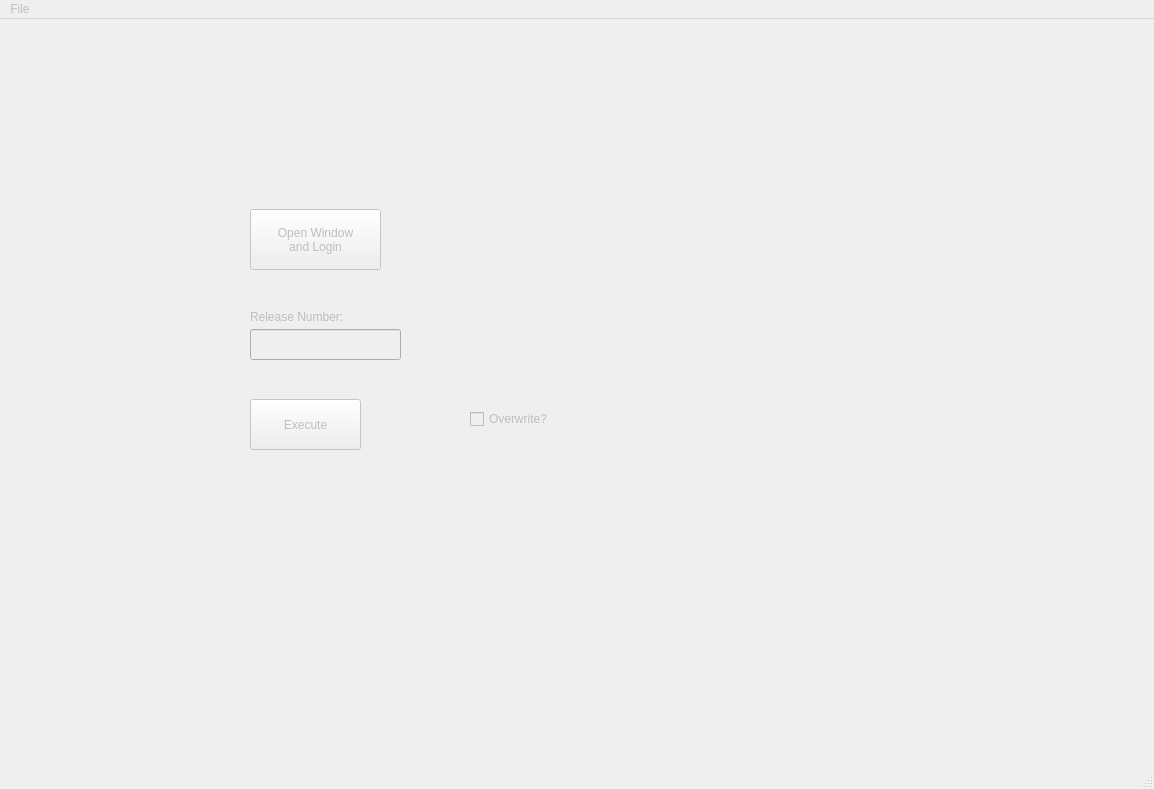
The window that believe_autofill_form.ui (IsaacYongTY/believe_autofill_form) describes before a commit, drawn with Qt 5.
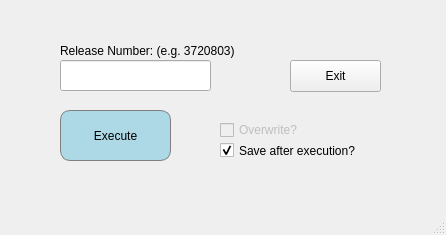
The same window after the commit.

Commit message: Added UI,exit button,error handling

```diff
--- a/believe_autofill_form.ui
+++ b/believe_autofill_form.ui
@@ -3,68 +3,57 @@
  <class>main</class>
  <widget class="QMainWindow" name="main">
   <property name="enabled">
-   <bool>false</bool>
+   <bool>true</bool>
   </property>
   <property name="geometry">
    <rect>
     <x>0</x>
     <y>0</y>
-    <width>1154</width>
-    <height>789</height>
+    <width>446</width>
+    <height>235</height>
    </rect>
   </property>
   <property name="windowTitle">
    <string>Believe Digital Autofill Form</string>
   </property>
+  <property name="autoFillBackground">
+   <bool>true</bool>
+  </property>
   <widget class="QWidget" name="centralwidget">
-   <widget class="QPushButton" name="pushButton">
+   <widget class="QLineEdit" name="release_number_input">
     <property name="geometry">
      <rect>
-      <x>250</x>
-      <y>190</y>
-      <width>131</width>
-      <height>61</height>
-     </rect>
-    </property>
-    <property name="statusTip">
-     <string/>
-    </property>
-    <property name="accessibleName">
-     <string>sas</string>
-    </property>
-    <property name="text">
-     <string>Open Window 
-and Login</string>
-    </property>
-   </widget>
-   <widget class="QLineEdit" name="lineEdit">
-    <property name="geometry">
-     <rect>
-      <x>250</x>
-      <y>310</y>
+      <x>60</x>
+      <y>60</y>
       <width>151</width>
       <height>31</height>
      </rect>
     </property>
+    <property name="text">
+     <string/>
+    </property>
    </widget>
    <widget class="QLabel" name="label">
     <property name="geometry">
      <rect>
-      <x>250</x>
-      <y>290</y>
-      <width>121</width>
-      <height>16</height>
+      <x>60</x>
+      <y>40</y>
+      <width>221</width>
+      <height>21</height>
      </rect>
     </property>
     <property name="text">
-     <string>Release Number:</string>
+     <string>Release Number: (e.g. 3720803)</string>
     </property>
    </widget>
-   <widget class="QPushButton" name="pushButton_2">
+   <widget class="QPushButton" name="push_button">
+    <property name="enabled">
+     <bool>true</bool>
+    </property>
     <property name="geometry">
      <rect>
-      <x>250</x>
-      <y>380</y>
+      <x>60</x>
+      <y>110</y>
       <width>111</width>
       <height>51</height>
      </rect>
@@ -73,17 +62,35 @@
      <string/>
     </property>
     <property name="accessibleName">
-     <string>sas</string>
+     <string/>
+    </property>
+    <property name="autoFillBackground">
+     <bool>false</bool>
+    </property>
+    <property name="styleSheet">
+     <string notr="true">border: 1px solid gray;
+border-radius: 10px;
+background-color: lightblue;
+</string>
     </property>
     <property name="text">
      <string>Execute</string>
     </property>
+    <property name="default">
+     <bool>false</bool>
+    </property>
+    <property name="flat">
+     <bool>false</bool>
+    </property>
    </widget>
    <widget class="QCheckBox" name="checkBox">
+    <property name="enabled">
+     <bool>false</bool>
+    </property>
     <property name="geometry">
      <rect>
-      <x>470</x>
-      <y>390</y>
+      <x>220</x>
+      <y>120</y>
       <width>87</width>
       <height>20</height>
      </rect>
@@ -92,22 +99,48 @@
      <string>Overwrite?</string>
     </property>
    </widget>
-  </widget>
-  <widget class="QMenuBar" name="menubar">
-   <property name="geometry">
-    <rect>
-     <x>0</x>
-     <y>0</y>
-     <width>1154</width>
-     <height>24</height>
-    </rect>
-   </property>
-   <widget class="QMenu" name="menuFile">
-    <property name="title">
-     <string>File</string>
+   <widget class="QCheckBox" name="is_save">
+    <property name="geometry">
+     <rect>
+      <x>220</x>
+      <y>140</y>
+      <width>161</width>
+      <height>21</height>
+     </rect>
     </property>
+    <property name="text">
+     <string>Save after execution?</string>
+    </property>
+    <property name="checked">
+     <bool>true</bool>
+    </property>
    </widget>
-   <addaction name="menuFile"/>
+   <widget class="QLabel" name="message">
+    <property name="geometry">
+     <rect>
+      <x>60</x>
+      <y>170</y>
+      <width>331</width>
+      <height>31</height>
+     </rect>
+    </property>
+    <property name="text">
+     <string/>
+    </property>
+   </widget>
+   <widget class="QPushButton" name="exit_button">
+    <property name="geometry">
+     <rect>
+      <x>290</x>
+      <y>60</y>
+      <width>91</width>
+      <height>32</height>
+     </rect>
+    </property>
+    <property name="text">
+     <string>Exit</string>
+    </property>
+   </widget>
   </widget>
   <widget class="QStatusBar" name="statusbar"/>
  </widget>
```
The commit also changes 1 other file.
